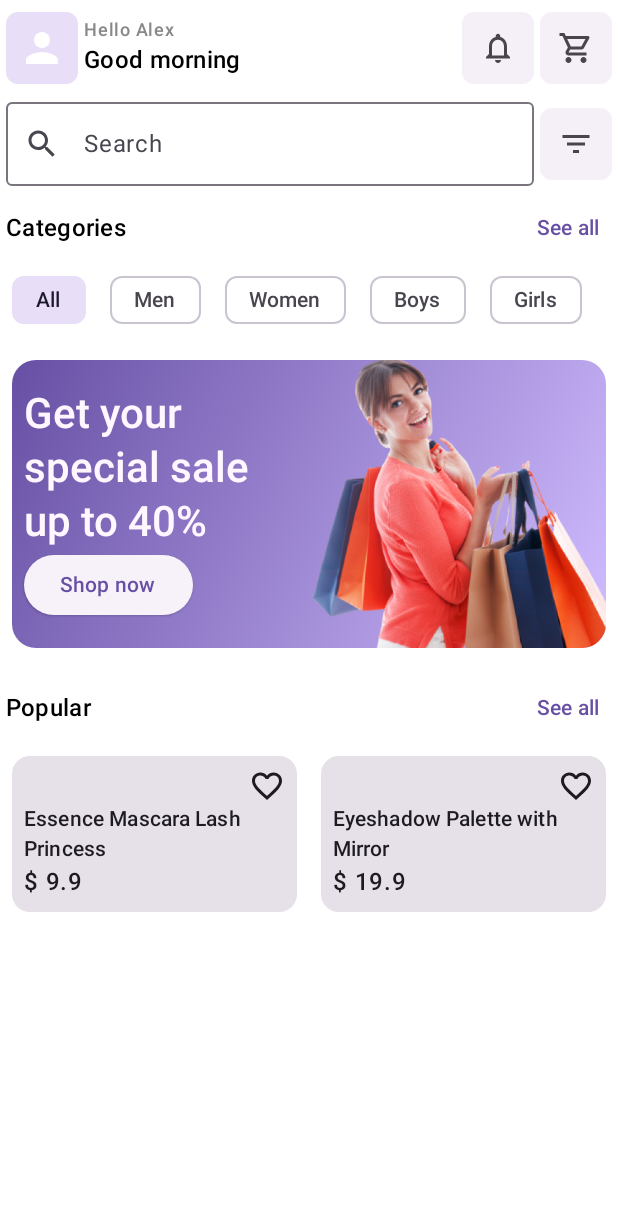
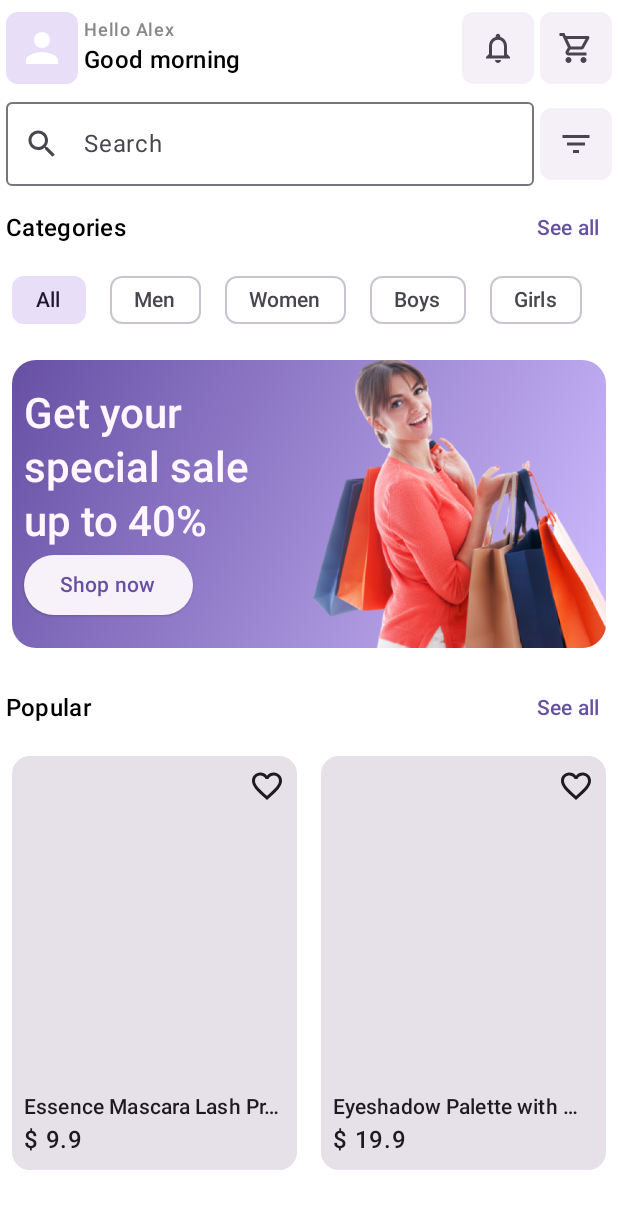
Before and after one commit to jmayta1984/upc-1acc0238-2520-1821-android-projects, an Android app built with Jetpack Compose: the @Preview function HomePreview, on a phone screen of 412 x 824 dp. Shown: the top 1209 px of the screen. Run offline under Robolectric (Android 15) with nearby library versions, the phone set to English and light mode, and no system bars; pictures from the network do not load.

Commit message:
feature: add product detail screen

```diff
--- a/EasyShop/app/src/main/java/pe/edu/upc/easyshop/core/ui/components/ProductCard.kt
+++ b/EasyShop/app/src/main/java/pe/edu/upc/easyshop/core/ui/components/ProductCard.kt
@@ -4,6 +4,7 @@ import androidx.compose.foundation.layout.Arrangement
 import androidx.compose.foundation.layout.Column
 import androidx.compose.foundation.layout.Row
 import androidx.compose.foundation.layout.fillMaxWidth
+import androidx.compose.foundation.layout.height
 import androidx.compose.foundation.layout.padding
 import androidx.compose.foundation.lazy.grid.GridCells
 import androidx.compose.foundation.lazy.grid.LazyVerticalGrid
@@ -17,6 +18,7 @@ import androidx.compose.material3.Text
 import androidx.compose.runtime.Composable
 import androidx.compose.ui.Modifier
 import androidx.compose.ui.text.font.FontWeight
+import androidx.compose.ui.text.style.TextOverflow
 import androidx.compose.ui.tooling.preview.Preview
 import androidx.compose.ui.unit.dp
 import coil3.compose.AsyncImage
@@ -25,8 +27,8 @@ import pe.edu.upc.easyshop.shared.models.Product
 import pe.edu.upc.easyshop.shared.models.products
 
 @Composable
-fun ProductCard(product: Product) {
-    Card(modifier = Modifier.padding(8.dp)) {
+fun ProductCard(product: Product, onClick: () -> Unit) {
+    Card(modifier = Modifier.padding(8.dp), onClick = onClick) {
 
         Column(modifier = Modifier.padding(8.dp)) {
             Row(
@@ -35,11 +37,17 @@ fun ProductCard(product: Product) {
             ) {
                 Icon(Icons.Outlined.FavoriteBorder, contentDescription = null)
             }
-            AsyncImage(model = product.image, contentDescription = null)
+            AsyncImage(
+                model = product.image,
+                contentDescription = null,
+                modifier = Modifier.height(192.dp)
+            )
 
             Text(
                 product.name,
-                style = MaterialTheme.typography.titleSmall
+                style = MaterialTheme.typography.titleSmall,
+                maxLines = 1,
+                overflow = TextOverflow.Ellipsis
             )
             Text(
                 "$ ${product.price}",
@@ -59,7 +67,7 @@ fun ProductCardPreview() {
             columns = GridCells.Fixed(2)
         ) {
             items(products) { product ->
-                ProductCard(product)
+                ProductCard(product) {}
             }
         }
     }
--- a/EasyShop/app/src/main/java/pe/edu/upc/easyshop/features/home/presentation/Home.kt
+++ b/EasyShop/app/src/main/java/pe/edu/upc/easyshop/features/home/presentation/Home.kt
@@ -54,7 +54,7 @@ import pe.edu.upc.easyshop.core.ui.theme.AppTheme
 import pe.edu.upc.easyshop.shared.models.products
 
 @Composable
-fun Home() {
+fun Home(onClick: () -> Unit) {
 
     val search = remember {
         mutableStateOf("")
@@ -246,7 +246,7 @@ fun Home() {
                 columns = GridCells.Fixed(2)
             ) {
                 items(products) { product ->
-                    ProductCard(product)
+                    ProductCard(product, onClick)
                 }
             }
 
@@ -267,6 +267,6 @@ sealed class Category(val label: String) {
 @Composable
 fun HomePreview() {
     AppTheme(dynamicColor = false) {
-        Home()
+        Home{}
     }
 }
```
Also changed, not shown: EasyShop/app/src/main/java/pe/edu/upc/easyshop/features/home/presentation/ProductDetail.kt (added, +121 -0 lines).
